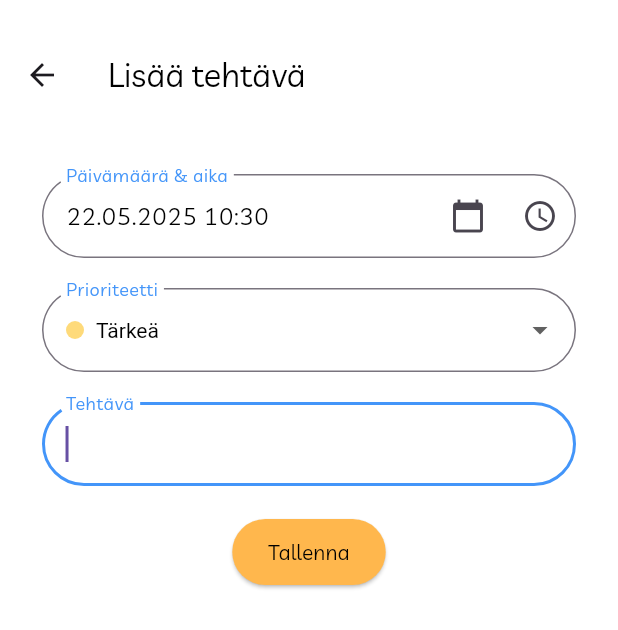
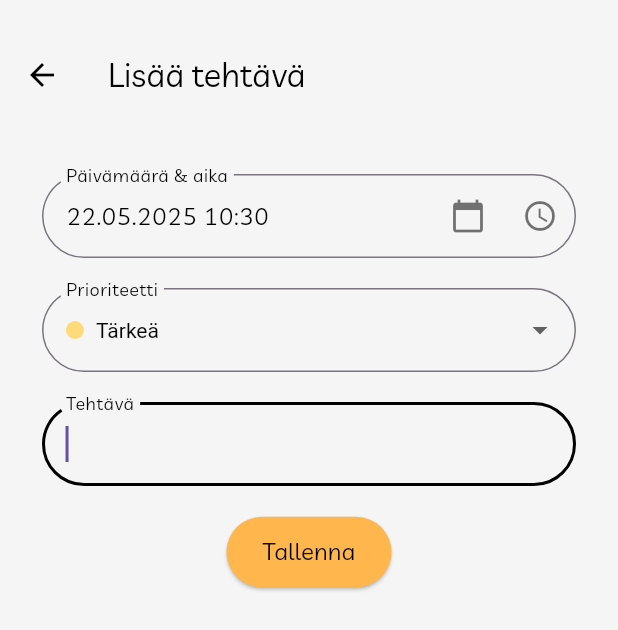
Before and after one commit to Dumbfinntales/RNMRT_MobiiliProjekti, a Flutter app: the screen it shows after launch, after a tap on "Lisää tehtävä", on a phone screen of 412 x 824 dp. Shown: the top 630 px of the screen. Run offline on Flutter 3.47's test engine with Material 3 defaults, Android fonts, the phone set to English and light mode, and no system bars; our stand-ins replace shared_preferences.

Commit message:
Pieniä muutoksia fontti kokoon ja muutamiin väreihin

```diff
--- a/lib/ruudut/add_task_screen.dart
+++ b/lib/ruudut/add_task_screen.dart
@@ -46,7 +46,7 @@ class _AddTaskScreenState extends State<AddTaskScreen> {
         return Theme(
           data: Theme.of(context).copyWith(
             colorScheme: Theme.of(context).colorScheme.copyWith(
-              primary: Color(0xFF4395F9), // Oletus violetti väri siniseksi
+              primary: Color(0xFF444444), // Väri
             ),
           ),
           child: child!,
@@ -70,7 +70,7 @@ class _AddTaskScreenState extends State<AddTaskScreen> {
         return Theme(
           data: Theme.of(context).copyWith(
             colorScheme: Theme.of(context).colorScheme.copyWith(
-              primary: Color(0xFF4395F9),
+              primary: Color(0xFF444444),
             ),
           ),
           child: child!,
@@ -97,10 +97,13 @@ class _AddTaskScreenState extends State<AddTaskScreen> {
   Widget build(BuildContext context) {
     return Scaffold(
       // Taustaväri muuttuu riippuen moodista
-      backgroundColor: widget.darkMode ? Color.fromARGB(200, 0, 0, 0) : Colors.white,
+      backgroundColor: widget.darkMode ? Color.fromARGB(200, 0, 0, 0) : Color(0xFFF5F5F5),
       appBar: AppBar(
         toolbarHeight: 100,
-        backgroundColor: widget.darkMode ? Color.fromARGB(20, 0, 0, 0) : Colors.white,
+        backgroundColor: widget.darkMode ? Color.fromARGB(20, 0, 0, 0) : Color(0xFFF5F5F5),
+        iconTheme: IconThemeData(
+          color: widget.darkMode ? Colors.white : Colors.black, // Takaisin-nuolen väri
+        ),
         title: Text(widget.alkuperainenTehtava == null ? 'Lisää tehtävä' : 'Muokkaa tehtävää',
           style: TextStyle( // Muuttaa otiskon värin riippuen moodista
             color: widget.darkMode ? Colors.white : Colors.black
@@ -121,23 +124,23 @@ class _AddTaskScreenState extends State<AddTaskScreen> {
               ),
               decoration: InputDecoration(
                 labelText: 'Päivämäärä & aika',
-                floatingLabelStyle: TextStyle(color: Color(0xFF4395F9)),
+                floatingLabelStyle: TextStyle(color: widget.darkMode ? Colors.white : Colors.black),
                 border: OutlineInputBorder(
                     borderRadius: BorderRadius.circular(30),
                 ),
                 focusedBorder: OutlineInputBorder(
                   borderRadius: BorderRadius.circular(30),
-                  borderSide: BorderSide(color: Color(0xFF4395F9), width: 2),
+                  borderSide: BorderSide(color: Colors.black, width: 2),
                 ),
                 suffixIcon: Row(
                   mainAxisSize: MainAxisSize.min,
                   children: [
                     IconButton(
-                      icon: Icon(Icons.calendar_today),
+                      icon: Icon(Icons.calendar_today, color: widget.darkMode ? Colors.white70 : Colors.black54,),
                       onPressed: () => _selectDate(context),
                     ),
                     IconButton(
-                      icon: Icon(Icons.access_time),
+                      icon: Icon(Icons.access_time, color: widget.darkMode ? Colors.white70 : Colors.black54,),
                       onPressed: () => _selectTime(context),
                     ),
                   ],
@@ -156,13 +159,13 @@ class _AddTaskScreenState extends State<AddTaskScreen> {
               ),
               decoration: InputDecoration(
                 labelText: 'Prioriteetti',
-                floatingLabelStyle: TextStyle(color: Color(0xFF4395F9)),
+                floatingLabelStyle: TextStyle(color: widget.darkMode ? Colors.white : Colors.black),
                 border: OutlineInputBorder(
                     borderRadius: BorderRadius.circular(30)
                 ),
                 focusedBorder: OutlineInputBorder(
                   borderRadius: BorderRadius.circular(30),
-                  borderSide: BorderSide(color: Color(0xFF4395F9), width: 2),
+                  borderSide: BorderSide(color: Colors.black, width: 2),
                 ),
               ),
               items: [
@@ -237,13 +240,13 @@ class _AddTaskScreenState extends State<AddTaskScreen> {
               ),
               decoration: InputDecoration(
                 labelText: 'Tehtävä',
-                floatingLabelStyle: TextStyle(color: Color(0xFF4395F9)),
+                floatingLabelStyle: TextStyle(color: widget.darkMode ? Colors.white : Colors.black),
                 border: OutlineInputBorder(
                     borderRadius: BorderRadius.circular(30)
                 ),
                 focusedBorder: OutlineInputBorder(
                   borderRadius: BorderRadius.circular(30),
-                  borderSide: BorderSide(color: Color(0xFF4395F9), width: 2),
+                  borderSide: BorderSide(color: widget.darkMode ? Colors.white : Colors.black, width: 2),
                 ),
               ),
             ),
@@ -256,7 +259,10 @@ class _AddTaskScreenState extends State<AddTaskScreen> {
                 foregroundColor: widget.darkMode ? Colors.white : Colors.black,
                 padding: EdgeInsets.symmetric(horizontal: 24, vertical: 12),
               ),
-              child: Text('Tallenna'),
+              child: Text(
+                'Tallenna',
+                style: TextStyle(fontSize: 16),
+              ),
               onPressed: () {
                 final fullDateTime = DateTime(
                   _selectedDate!.year,
--- a/lib/ruudut/home_screen.dart
+++ b/lib/ruudut/home_screen.dart
@@ -205,6 +205,7 @@ class _HomeScreenState extends State<HomeScreen> {
                     Text("Prioriteetti:"),
                     ...['high', 'medium', 'low'].map((priority) {
                       return CheckboxListTile(
+                        activeColor: Color(0xFF444444),
                         title: Text(
                           priority == 'high'
                               ? 'Kiireelliset'
@@ -229,6 +230,7 @@ class _HomeScreenState extends State<HomeScreen> {
                     Text("Tila:"),
                     ...['all', 'done', 'not_done'].map((status) {
                       return RadioListTile<String>(
+                        activeColor: Color(0xFF444444),
                         title: Text(
                           status == 'all'
                               ? 'Kaikki tehtävät'
@@ -268,7 +270,7 @@ class _HomeScreenState extends State<HomeScreen> {
 
     return Scaffold(
        // Taustan väri riippuen moodista
-      backgroundColor: _darkMode ? const Color.fromARGB(200, 0, 0, 0) : Colors.white,
+      backgroundColor: _darkMode ? const Color.fromARGB(200, 0, 0, 0) : Color(0xFFF5F5F5),
       body: Column(
         children: [
           // Otsikko + Switch
@@ -308,39 +310,37 @@ class _HomeScreenState extends State<HomeScreen> {
 
           // Hakukenttä + Suodatusvalikko
           Padding(
-            padding: const EdgeInsets.symmetric(horizontal: 28, vertical: 4),
+            padding: const EdgeInsets.symmetric(horizontal: 28, vertical: 20),
             child: Column(
               children: [
                 TextField(
-                  style: const TextStyle(fontSize: 24),
+                  style: TextStyle(
+                    fontSize: 18,
+                    color: _darkMode ? Colors.white : Colors.black, // <-- Muuttuu teeman mukaan
+                  ),
                   decoration: InputDecoration(
                     hintText: 'Hae',
-                    hintStyle: TextStyle(fontSize: 24, color: Colors.grey[600]),
-                    prefixIcon: Icon(Icons.search, size: 30,), // Suurennuslasi
+                    hintStyle: TextStyle(
+                      fontSize: 18,
+                      color: _darkMode ? Colors.white : Colors.black,
+                    ),
+                    prefixIcon: Icon(
+                      Icons.search,
+                      size: 24,
+                      color: _darkMode ? Colors.white70 : Colors.black54,
+                    ),
                     border: OutlineInputBorder(
                       borderRadius: BorderRadius.circular(30),
-                      borderSide: BorderSide(
-                        color: Colors.grey[300]!,
-                        width: 1.0,
-                      ),
                     ),
-                    // Kun kenttä ei ole aktiivinen
-                    enabledBorder: OutlineInputBorder(
-                      borderRadius: BorderRadius.circular(30),
-                      borderSide: BorderSide(
-                        color: Colors.grey[300]!,
-                        width: 1.2,
-                      ),
-                    ),
-                    // Kun kenttä on aktiivinen
                     focusedBorder: OutlineInputBorder(
                       borderRadius: BorderRadius.circular(30),
                       borderSide: BorderSide(
-                        color: Colors.grey[500]!,
-                        width: 1.4,
+                        color: _darkMode ? Colors.white : Colors.black,
+                        width: 1.5,
                       ),
                     ),
                   ),
+                  cursorColor: _darkMode ? Colors.white : Colors.black,
                   onChanged: (value) {
                     setState(() {
                       _searchQuery = value;
@@ -374,11 +374,11 @@ class _HomeScreenState extends State<HomeScreen> {
                   // Korttien default taustaväri riippuu moodista
                   color: task['done'] ? Color(0xFF73E19F) : (_darkMode ? Colors.grey[600] : Colors.white),
                   child: ListTile(
-                    contentPadding: EdgeInsets.symmetric(vertical: 20, horizontal: 16),
+                    contentPadding: EdgeInsets.symmetric(vertical: 18, horizontal: 8),
                     onTap: () => _toggleTaskDone(index),
                     leading: Container(
-                      width: 34,
-                      height: 34,
+                      width: 24,
+                      height: 24,
                       decoration: BoxDecoration(
                         color: _getPriorityColor(task['priority']),
                         shape: BoxShape.circle,
@@ -387,7 +387,7 @@ class _HomeScreenState extends State<HomeScreen> {
                     title: Text(
                       task['tehtava'],
                       style: TextStyle(
-                        fontSize: 22,
+                        fontSize: 20,
                         decoration: task['done']
                             ? TextDecoration.lineThrough
                             : TextDecoration.none,
@@ -398,7 +398,7 @@ class _HomeScreenState extends State<HomeScreen> {
                     subtitle: Text(
                       _formatDate(task['paivamaara']),
                       style: TextStyle(
-                        fontSize: 18,
+                        fontSize: 16,
                         decoration: task['done']
                             ? TextDecoration.lineThrough
                             : TextDecoration.none,
@@ -410,11 +410,11 @@ class _HomeScreenState extends State<HomeScreen> {
                       mainAxisSize: MainAxisSize.min,
                       children: [
                         IconButton(
-                          icon: Icon(Icons.edit, size: 30),
+                          icon: Icon(Icons.edit, size: 24),
                           onPressed: () => _editTask(index),
                         ),
                         IconButton(
-                          icon: Icon(Icons.delete, size: 30),
+                          icon: Icon(Icons.delete, size: 24),
                           onPressed: () => _deleteTask(index),
                         ),
                       ],
@@ -434,7 +434,7 @@ class _HomeScreenState extends State<HomeScreen> {
         icon: Icon(Icons.add, color: _darkMode ? Colors.white : Colors.black),
         backgroundColor: _darkMode ? Colors.orange[900] : Colors.orange[300],
         label: Text('Lisää tehtävä',
-            style: TextStyle(color: _darkMode ? Colors.white : Colors.black, fontWeight: FontWeight.bold)),
+            style: TextStyle(color: _darkMode ? Colors.white : Colors.black, fontWeight: FontWeight.bold, fontSize: 16)),
       ),
       floatingActionButtonLocation: FloatingActionButtonLocation.centerFloat,
     );
```
Also changed, not shown: 12 other files.
